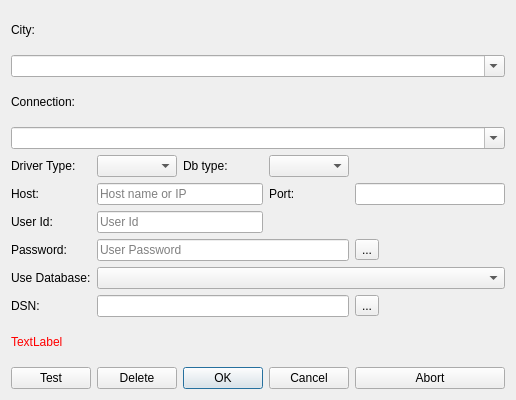
Old version of the form mapper_app/ui/editconnectionsdlg.ui in the repository allenck/mapper.
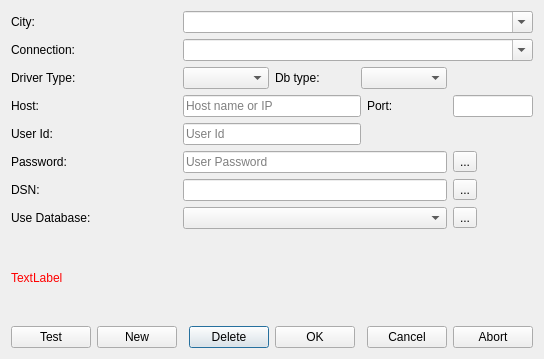
New version of the form. Icons and pictures are not drawn.

Commit message: changes to querydialog.cpp to select other connections

The edit to the form file:
```diff
--- a/mapper_app/ui/editconnectionsdlg.ui
+++ b/mapper_app/ui/editconnectionsdlg.ui
@@ -6,8 +6,8 @@
    <rect>
     <x>0</x>
     <y>0</y>
-    <width>516</width>
-    <height>400</height>
+    <width>423</width>
+    <height>359</height>
    </rect>
   </property>
   <property name="windowTitle">
@@ -17,70 +17,31 @@
    <string>&lt;html&gt;&lt;head/&gt;&lt;body&gt;&lt;p&gt;Use this dialog to add connections to a database for aspecified city/location.&lt;/p&gt;&lt;/body&gt;&lt;/html&gt;</string>
   </property>
   <layout class="QGridLayout" name="gridLayout">
-   <item row="4" column="1">
-    <widget class="QComboBox" name="cbDriverType">
-     <property name="toolTip">
-      <string>&lt;html&gt;&lt;head/&gt;&lt;body&gt;&lt;p&gt;Select which driver type to use for the desired database type.&lt;/p&gt;&lt;/body&gt;&lt;/html&gt;</string>
+   <item row="5" column="7">
+    <widget class="QToolButton" name="tbView">
+     <property name="text">
+      <string>...</string>
+     </property>
+     <property name="checkable">
+      <bool>true</bool>
      </property>
     </widget>
    </item>
-   <item row="5" column="0">
+   <item row="3" column="0">
     <widget class="QLabel" name="label_4">
      <property name="text">
       <string>Host:</string>
      </property>
     </widget>
    </item>
-   <item row="11" column="2">
-    <widget class="QPushButton" name="btnOK">
+   <item row="9" column="3">
+    <widget class="QPushButton" name="btnDelete">
      <property name="text">
-      <string>OK</string>
+      <string>Delete</string>
      </property>
     </widget>
    </item>
-   <item row="4" column="0">
-    <widget class="QLabel" name="label_3">
-     <property name="text">
-      <string>Driver Type:</string>
-     </property>
-    </widget>
-   </item>
-   <item row="6" column="1" colspan="2">
-    <widget class="QLineEdit" name="txtUID">
-     <property name="placeholderText">
-      <string>User Id</string>
-     </property>
-    </widget>
-   </item>
-   <item row="7" column="0">
-    <widget class="QLabel" name="label_7">
-     <property name="text">
-      <string>Password:</string>
-     </property>
-    </widget>
-   </item>
-   <item row="9" column="4">
-    <widget class="QToolButton" name="tbBrowse">
-     <property name="text">
-      <string>...</string>
-     </property>
-     <property name="icon">
-      <iconset resource="../Resources/mapper.qrc">
-       <normaloff>:/diropen.png</normaloff>:/diropen.png</iconset>
-     </property>
-    </widget>
-   </item>
-   <item row="11" column="0">
-    <widget class="QPushButton" name="btnTest">
-     <property name="toolTip">
-      <string>&lt;html&gt;&lt;head/&gt;&lt;body&gt;&lt;p&gt;Check the validity of a connection&lt;/p&gt;&lt;/body&gt;&lt;/html&gt;</string>
-     </property>
-     <property name="text">
-      <string>Test</string>
-     </property>
-    </widget>
-   </item>
-   <item row="5" column="4">
+   <item row="3" column="7">
     <widget class="QLineEdit" name="txtPort">
      <property name="toolTip">
       <string>&lt;html&gt;&lt;head/&gt;&lt;body&gt;&lt;p&gt;Change if the selected server uses a different port than the standard. &lt;/p&gt;&lt;/body&gt;&lt;/html&gt;</string>
@@ -93,7 +54,48 @@
      </property>
     </widget>
    </item>
-   <item row="1" column="0" colspan="5">
+   <item row="2" column="2" colspan="2">
+    <widget class="QComboBox" name="cbDriverType">
+     <property name="toolTip">
+      <string>&lt;html&gt;&lt;head/&gt;&lt;body&gt;&lt;p&gt;Select which driver type to use for the desired database type.&lt;/p&gt;&lt;/body&gt;&lt;/html&gt;</string>
+     </property>
+    </widget>
+   </item>
+   <item row="5" column="0" colspan="2">
+    <widget class="QLabel" name="label_7">
+     <property name="text">
+      <string>Password:</string>
+     </property>
+    </widget>
+   </item>
+   <item row="9" column="4">
+    <widget class="QPushButton" name="btnOK">
+     <property name="text">
+      <string>OK</string>
+     </property>
+    </widget>
+   </item>
+   <item row="2" column="5" colspan="2">
+    <widget class="QComboBox" name="cbDbType"/>
+   </item>
+   <item row="9" column="0">
+    <widget class="QPushButton" name="btnTest">
+     <property name="toolTip">
+      <string>&lt;html&gt;&lt;head/&gt;&lt;body&gt;&lt;p&gt;Check the validity of a connection&lt;/p&gt;&lt;/body&gt;&lt;/html&gt;</string>
+     </property>
+     <property name="text">
+      <string>Test</string>
+     </property>
+    </widget>
+   </item>
+   <item row="0" column="0">
+    <widget class="QLabel" name="label_9">
+     <property name="text">
+      <string>City:</string>
+     </property>
+    </widget>
+   </item>
+   <item row="0" column="2" colspan="6">
     <widget class="QComboBox" name="cbCities">
      <property name="toolTip">
       <string>&lt;html&gt;&lt;head/&gt;&lt;body&gt;&lt;p&gt;&lt;span style=&quot; font-weight:600;&quot;&gt;Select an existing city from the dropdown list.&lt;/span&gt;&lt;/p&gt;&lt;/body&gt;&lt;/html&gt;</string>
@@ -103,34 +105,108 @@
      </property>
     </widget>
    </item>
-   <item row="11" column="4">
-    <widget class="QPushButton" name="btnAbort">
+   <item row="4" column="0">
+    <widget class="QLabel" name="label_6">
      <property name="text">
-      <string>Abort</string>
+      <string>User Id:</string>
      </property>
     </widget>
    </item>
-   <item row="7" column="4">
-    <widget class="QToolButton" name="tbView">
+   <item row="6" column="0">
+    <widget class="QLabel" name="label_2">
      <property name="text">
-      <string>...</string>
+      <string>DSN:</string>
      </property>
-     <property name="checkable">
+    </widget>
+   </item>
+   <item row="1" column="2" colspan="6">
+    <widget class="QComboBox" name="cbConnections">
+     <property name="toolTip">
+      <string>&lt;html&gt;&lt;head/&gt;&lt;body&gt;&lt;p&gt;Select an existing connection from the dropdown list or select &lt;span style=&quot; font-style:italic;&quot;&gt;Add new connection&lt;/span&gt; to create a new one. &lt;/p&gt;&lt;/body&gt;&lt;/html&gt;</string>
+     </property>
+     <property name="editable">
       <bool>true</bool>
      </property>
     </widget>
    </item>
-   <item row="2" column="0">
+   <item row="1" column="0" colspan="2">
     <widget class="QLabel" name="label">
      <property name="text">
       <string>Connection:</string>
      </property>
     </widget>
    </item>
-   <item row="4" column="3">
-    <widget class="QComboBox" name="cbDbType"/>
+   <item row="6" column="7">
+    <widget class="QToolButton" name="tbBrowse">
+     <property name="text">
+      <string>...</string>
+     </property>
+     <property name="icon">
+      <iconset resource="../Resources/mapper.qrc">
+       <normaloff>:/diropen.png</normaloff>:/diropen.png</iconset>
+     </property>
+    </widget>
    </item>
-   <item row="7" column="1" colspan="3">
+   <item row="3" column="6">
+    <widget class="QLabel" name="label_5">
+     <property name="text">
+      <string>Port:</string>
+     </property>
+    </widget>
+   </item>
+   <item row="2" column="0" colspan="2">
+    <widget class="QLabel" name="label_3">
+     <property name="text">
+      <string>Driver Type:</string>
+     </property>
+    </widget>
+   </item>
+   <item row="7" column="0" colspan="2">
+    <widget class="QLabel" name="label_10">
+     <property name="text">
+      <string>Use Database:</string>
+     </property>
+    </widget>
+   </item>
+   <item row="2" column="4">
+    <widget class="QLabel" name="label_8">
+     <property name="text">
+      <string>Db type:</string>
+     </property>
+    </widget>
+   </item>
+   <item row="3" column="2" colspan="4">
+    <widget class="QLineEdit" name="txtHost">
+     <property name="toolTip">
+      <string>&lt;html&gt;&lt;head/&gt;&lt;body&gt;&lt;p&gt;Enter the host name or IP address of a remote remote server or &lt;span style=&quot; font-style:italic;&quot;&gt;localhost&lt;/span&gt; for a local server.&lt;/p&gt;&lt;/body&gt;&lt;/html&gt;</string>
+     </property>
+     <property name="placeholderText">
+      <string>Host name or IP</string>
+     </property>
+    </widget>
+   </item>
+   <item row="7" column="7">
+    <widget class="QToolButton" name="tbReload">
+     <property name="text">
+      <string>...</string>
+     </property>
+     <property name="icon">
+      <iconset resource="../Resources/mapper.qrc">
+       <normaloff>:/reload.png</normaloff>:/reload.png</iconset>
+     </property>
+     <property name="toolButtonStyle">
+      <enum>Qt::ToolButtonIconOnly</enum>
+     </property>
+    </widget>
+   </item>
+   <item row="4" column="2" colspan="4">
+    <widget class="QLineEdit" name="txtUID">
+     <property name="placeholderText">
+      <string>User Id</string>
+     </property>
+    </widget>
+   </item>
+   <item row="5" column="2" colspan="5">
     <widget class="QLineEdit" name="txtPWD">
      <property name="echoMode">
       <enum>QLineEdit::PasswordEchoOnEdit</enum>
@@ -140,97 +216,24 @@
      </property>
     </widget>
    </item>
-   <item row="9" column="1" colspan="3">
+   <item row="6" column="2" colspan="5">
     <widget class="QLineEdit" name="txtDbOrDSN">
      <property name="toolTip">
       <string>&lt;html&gt;&lt;head/&gt;&lt;body&gt;&lt;p&gt;Depending on which SQL database program you are using, this should be the filename of the file containing the data or a schema name. For SQLITE databases this will be a .sqlite3 file. &lt;/p&gt;&lt;/body&gt;&lt;/html&gt;</string>
      </property>
     </widget>
    </item>
-   <item row="6" column="0">
-    <widget class="QLabel" name="label_6">
-     <property name="text">
-      <string>User Id:</string>
-     </property>
-    </widget>
-   </item>
-   <item row="0" column="0">
-    <widget class="QLabel" name="label_9">
-     <property name="text">
-      <string>City:</string>
-     </property>
-    </widget>
-   </item>
-   <item row="4" column="2">
-    <widget class="QLabel" name="label_8">
-     <property name="text">
-      <string>Db type:</string>
-     </property>
-    </widget>
-   </item>
-   <item row="11" column="1">
-    <widget class="QPushButton" name="btnDelete">
-     <property name="text">
-      <string>Delete</string>
-     </property>
-    </widget>
-   </item>
-   <item row="3" column="0" colspan="5">
-    <widget class="QComboBox" name="cbConnections">
-     <property name="toolTip">
-      <string>&lt;html&gt;&lt;head/&gt;&lt;body&gt;&lt;p&gt;Select an existing connection from the dropdown list or select &lt;span style=&quot; font-style:italic;&quot;&gt;Add new connection&lt;/span&gt; to create a new one. &lt;/p&gt;&lt;/body&gt;&lt;/html&gt;</string>
-     </property>
-     <property name="editable">
-      <bool>true</bool>
-     </property>
-    </widget>
-   </item>
-   <item row="11" column="3">
-    <widget class="QPushButton" name="btnCancel">
-     <property name="text">
-      <string>Cancel</string>
-     </property>
-    </widget>
-   </item>
-   <item row="9" column="0">
-    <widget class="QLabel" name="label_2">
-     <property name="text">
-      <string>DSN:</string>
-     </property>
-    </widget>
-   </item>
-   <item row="5" column="1" colspan="2">
-    <widget class="QLineEdit" name="txtHost">
-     <property name="toolTip">
-      <string>&lt;html&gt;&lt;head/&gt;&lt;body&gt;&lt;p&gt;Enter the host name or IP address of a remote remote server or &lt;span style=&quot; font-style:italic;&quot;&gt;localhost&lt;/span&gt; for a local server.&lt;/p&gt;&lt;/body&gt;&lt;/html&gt;</string>
-     </property>
-     <property name="placeholderText">
-      <string>Host name or IP</string>
-     </property>
-    </widget>
-   </item>
-   <item row="8" column="0">
-    <widget class="QLabel" name="label_10">
-     <property name="text">
-      <string>Use Database:</string>
-     </property>
-    </widget>
-   </item>
-   <item row="5" column="3">
-    <widget class="QLabel" name="label_5">
-     <property name="text">
-      <string>Port:</string>
-     </property>
-    </widget>
-   </item>
-   <item row="8" column="1" colspan="4">
+   <item row="7" column="2" colspan="5">
     <widget class="QComboBox" name="cbUseDatabase">
      <property name="toolTip">
       <string>&lt;html&gt;&lt;head/&gt;&lt;body&gt;&lt;p&gt;If the database systen supports multiple databases, select the desired one here&lt;/p&gt;&lt;/body&gt;&lt;/html&gt;</string>
      </property>
+     <property name="placeholderText">
+      <string>Select Database</string>
+     </property>
     </widget>
    </item>
-   <item row="10" column="0" colspan="5">
+   <item row="8" column="0" colspan="8">
     <widget class="QLabel" name="lblHelp">
      <property name="palette">
       <palette>
@@ -277,6 +280,30 @@
      </property>
     </widget>
    </item>
+   <item row="9" column="1">
+    <widget class="QPushButton" name="btnNew">
+     <property name="toolTip">
+      <string>&lt;html&gt;&lt;head/&gt;&lt;body&gt;&lt;p&gt;Click to add a new connection&lt;/p&gt;&lt;/body&gt;&lt;/html&gt;</string>
+     </property>
+     <property name="text">
+      <string>New</string>
+     </property>
+    </widget>
+   </item>
+   <item row="9" column="7">
+    <widget class="QPushButton" name="btnAbort">
+     <property name="text">
+      <string>Abort</string>
+     </property>
+    </widget>
+   </item>
+   <item row="9" column="6">
+    <widget class="QPushButton" name="btnCancel">
+     <property name="text">
+      <string>Cancel</string>
+     </property>
+    </widget>
+   </item>
   </layout>
  </widget>
  <tabstops>
```
Left out of the diff: 2 changed lines with no effect on the pictures. The commit also changes 11 other files.
